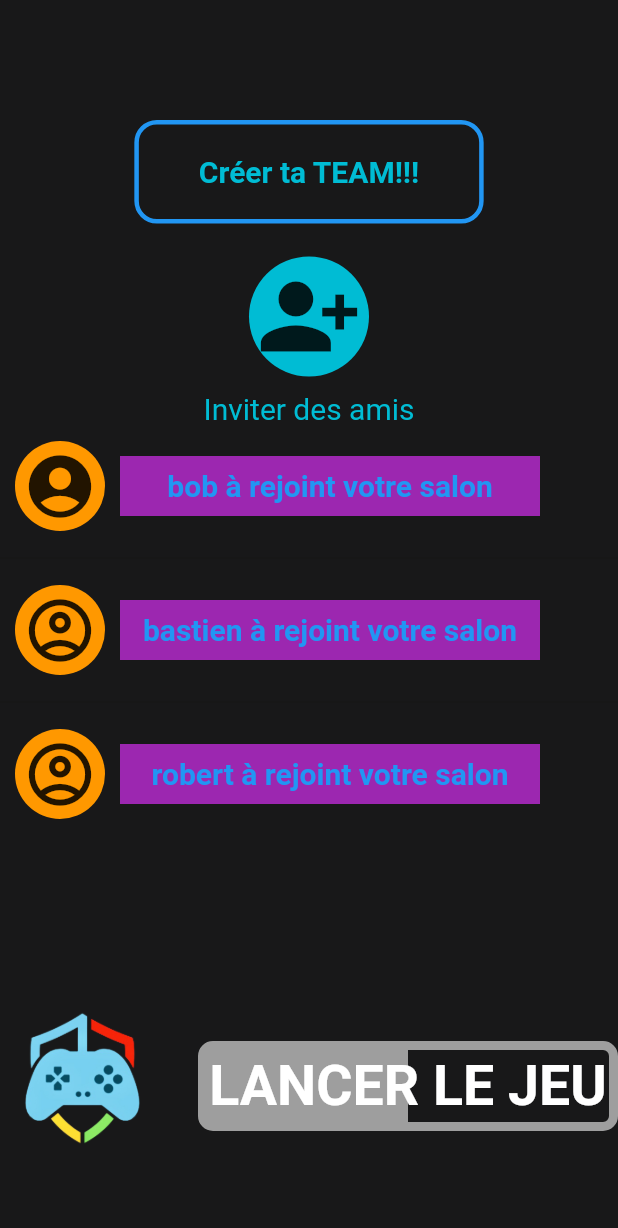
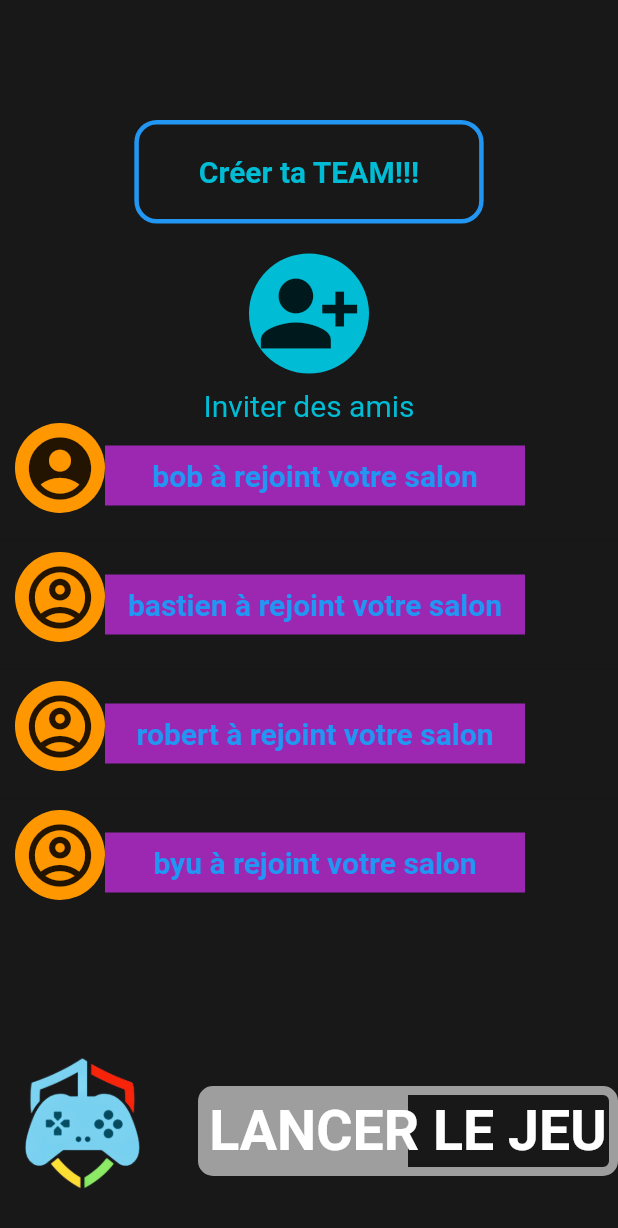
Before and after one commit to IsmaelHK1/Trinity, a Flutter app: the PostGame_page screen opened directly, on a phone screen of 412 x 824 dp. Shown: the top 1228 px of the screen. Run offline on Flutter 3.47's test engine with Material 2 defaults, Android fonts, the phone set to English and light mode, and no system bars; Roboto replaces fonts that are missing (Louis George Cafe Bold.ttf, Louis George Cafe Italic.ttf, Louis George Cafe.ttf).

Commit message:
finish PostGame_Page
-Bug when u add more then 4 user ( bug scroll)
-need to add pop up for add viewer.

```diff
--- a/lib/postgame_Page.dart
+++ b/lib/postgame_Page.dart
@@ -2,15 +2,16 @@ import 'package:flutter/cupertino.dart';
 import 'package:flutter/material.dart';
 import 'package:trinity/Class/user.dart';
 
-
+// utiliser pour creer des utilisateur fake
 List<User> createGroupTest(){
   User user1 = User("bob" ,  Icons.account_circle);
   User user2 = User("bastien", Icons.account_circle_outlined);
   User user3 = User("robert", Icons.account_circle_outlined);
   User user4 = User("byu", Icons.account_circle_outlined);
 
+  // on ne peut ajouter que 4 personne sinon gros beug : /
 
-  List<User> group = [user1, user2, user3];
+  List<User> group = [user1, user2, user3, user4];
   return group;
 
 }
@@ -60,7 +61,7 @@ class PostGame_page extends StatelessWidget {
                   /* Icon inviter des amis*/
                   Container(
                     alignment: Alignment.center,
-                      margin : EdgeInsets.only(top: 22),
+                    margin : EdgeInsets.only(top: 20),
                     width: 80.0,
                     height: 80.0,
                     decoration: const BoxDecoration(
@@ -93,8 +94,8 @@ class PostGame_page extends StatelessWidget {
               children: <Widget>[
                 Expanded(
                   child : Container(
+
                     child : ListView.separated(
-                        //padding: const EdgeInsets.all(10),
                       shrinkWrap: true,
                       itemCount: group.length,
                       itemBuilder: (BuildContext context, int index){
@@ -106,7 +107,7 @@ class PostGame_page extends StatelessWidget {
                                 Container(
                                   width: 60.0,
                                   height: 60.0,
-                                    margin : EdgeInsets.all(10),
+                                  margin : EdgeInsets.only( bottom: 10, left : 10),
                                   decoration: const BoxDecoration(
                                       color: Colors.orange,
                                       shape: BoxShape.circle
@@ -153,7 +154,7 @@ class PostGame_page extends StatelessWidget {
                   alignment: Alignment.bottomRight,
                   child : Container(
                     alignment: Alignment.center,
-                        margin : EdgeInsets.only(bottom: 70, top : 20),
+                    margin : EdgeInsets.only(bottom: 40, top : 20),
                     width: 280,
                     height: 60,
                     child: Text(
```
Lines whose indentation alone changed are shown as unchanged.
